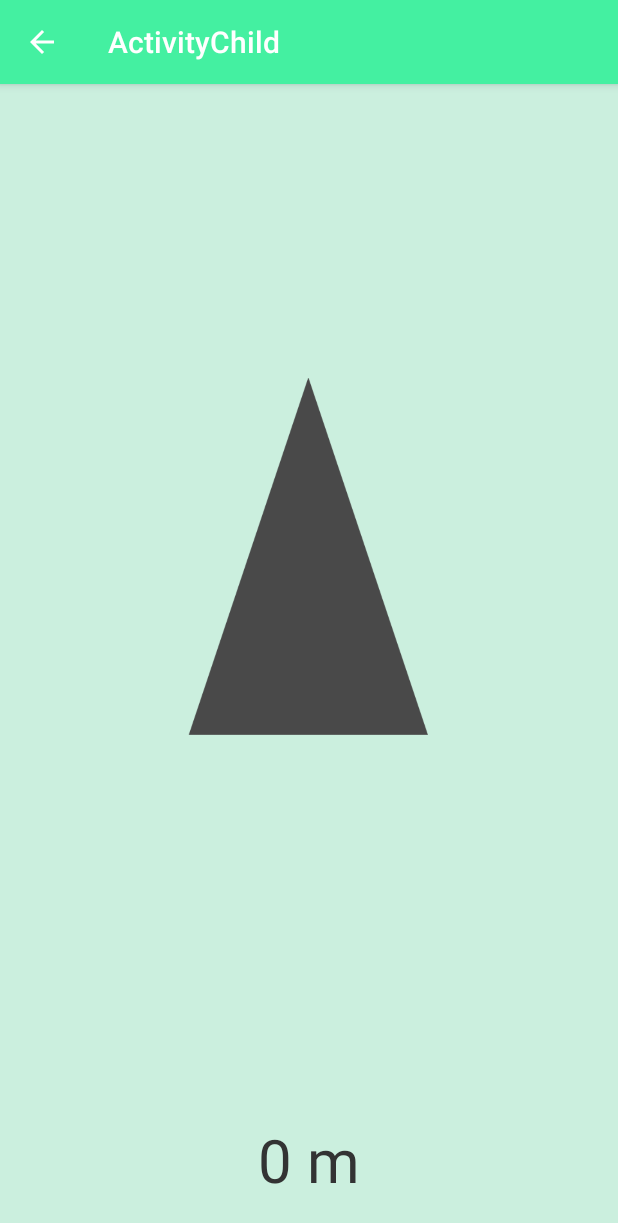
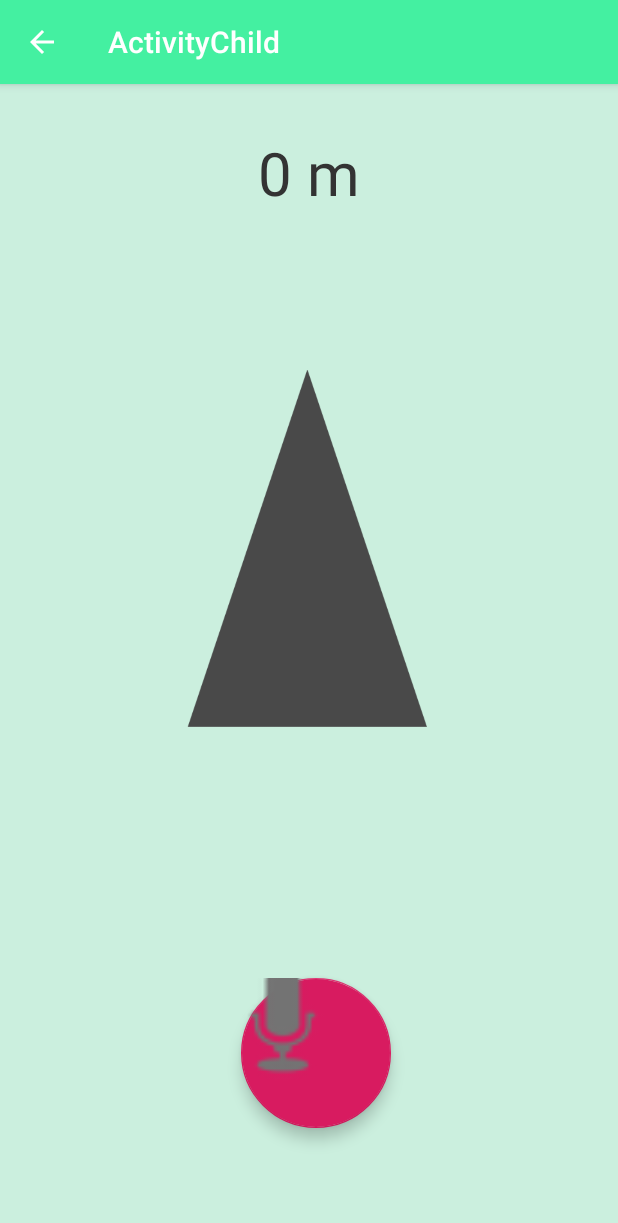
Before and after one commit to denkhan/Playground, an Android app: the ActivityChild screen opened directly, with no data from a screen before it, on a phone screen of 412 x 824 dp. Shown: the top 1223 px of the screen. Run offline under Robolectric (Android 15) with nearby library versions, the phone set to English and light mode, and no system bars; 1 statement that could not run was skipped.

Commit message:
Fixed remove child function. Added walkie-talkie button. Added log out button.

```diff
--- a/app/src/main/res/layout/activity_child.xml
+++ b/app/src/main/res/layout/activity_child.xml
@@ -9,19 +9,20 @@
 
     <TextView
         android:id="@+id/distance"
+        style="@style/textStyle"
         android:layout_width="wrap_content"
         android:layout_height="wrap_content"
         android:layout_marginStart="8dp"
         android:layout_marginLeft="8dp"
+        android:layout_marginTop="32dp"
         android:layout_marginEnd="8dp"
         android:layout_marginRight="8dp"
-        android:layout_marginBottom="24dp"
+        android:gravity="center_horizontal"
         android:text="0 m"
         android:textSize="40dp"
-        style="@style/textStyle"
-        app:layout_constraintBottom_toBottomOf="parent"
         app:layout_constraintEnd_toEndOf="parent"
-        app:layout_constraintStart_toStartOf="parent" />
+        app:layout_constraintStart_toStartOf="parent"
+        app:layout_constraintTop_toTopOf="parent" />
 
     <ImageView
         android:id="@+id/compass_img"
@@ -29,17 +30,34 @@
         android:layout_height="500dp"
         android:layout_marginStart="8dp"
         android:layout_marginLeft="8dp"
-        android:layout_marginTop="8dp"
         android:layout_marginEnd="8dp"
         android:layout_marginRight="8dp"
-        android:layout_marginBottom="8dp"
-        app:layout_constraintBottom_toBottomOf="parent"
+        app:layout_constraintBottom_toTopOf="@+id/floatingActionButton2"
         app:layout_constraintEnd_toEndOf="parent"
+        app:layout_constraintHorizontal_bias="0.494"
         app:layout_constraintStart_toStartOf="parent"
-        app:layout_constraintTop_toTopOf="parent"
-        app:layout_constraintVertical_bias="0.35000002"
+        app:layout_constraintTop_toBottomOf="@+id/distance"
+        app:layout_constraintVertical_bias="0.481"
         app:srcCompat="@drawable/compass"
         tools:srcCompat="@drawable/compass" />
 
+    <android.support.design.widget.FloatingActionButton
+        android:id="@+id/floatingActionButton2"
+        android:layout_width="100dp"
+        android:layout_height="100dp"
+        android:layout_marginStart="8dp"
+        android:layout_marginLeft="8dp"
+        android:layout_marginEnd="8dp"
+        android:layout_marginRight="8dp"
+        android:layout_marginBottom="72dp"
+        android:clickable="true"
+        android:onClick="voice"
+        app:fabSize="auto"
+        app:layout_constraintBottom_toBottomOf="parent"
+        app:layout_constraintEnd_toEndOf="parent"
+        app:layout_constraintHorizontal_bias="0.516"
+        app:layout_constraintStart_toStartOf="parent"
+        app:maxImageSize="100dp"
+        app:srcCompat="@android:drawable/ic_btn_speak_now" />
 
 </android.support.constraint.ConstraintLayout>
--- a/app/src/main/res/layout/activity_main.xml
+++ b/app/src/main/res/layout/activity_main.xml
@@ -30,6 +30,7 @@
         android:layout_width="0dp"
         android:layout_height="0dp"
         android:layout_marginTop="8dp"
+        android:longClickable="true"
         android:padding="8dp"
         app:layout_constraintBottom_toBottomOf="parent"
         app:layout_constraintEnd_toEndOf="parent"
--- a/app/src/main/res/layout/child_item.xml
+++ b/app/src/main/res/layout/child_item.xml
@@ -14,6 +14,7 @@
         android:layout_width="match_parent"
         android:layout_height="wrap_content"
         android:background="@color/colorFar"
+        android:longClickable="true"
         android:onClick="openChild">
 
         <TextView
--- a/app/src/main/res/menu/menu_main.xml
+++ b/app/src/main/res/menu/menu_main.xml
@@ -2,6 +2,9 @@
     xmlns:app="http://schemas.android.com/apk/res-auto"
     xmlns:tools="http://schemas.android.com/tools"
     tools:context="com.example.playground.MainActivity">
+    <item
+        android:onClick="logOut"
+        android:title="Log out" />
     <item
         android:id="@+id/action_settings"
         android:orderInCategory="100"
```
Also changed, not shown: app/src/main/java/com/example/playground/ActivityChild.java (+25 -2 lines), app/src/main/java/com/example/playground/Filesystem/ChildManager.java (+17 -4 lines), app/src/main/java/com/example/playground/MainActivity.java (+46 -0 lines), app/src/main/java/com/example/playground/RecyclerViewClickListener.java (added, +10 -0 lines), app/src/main/java/com/example/playground/RecyclerViewTouchListener.java (added, +51 -0 lines).
